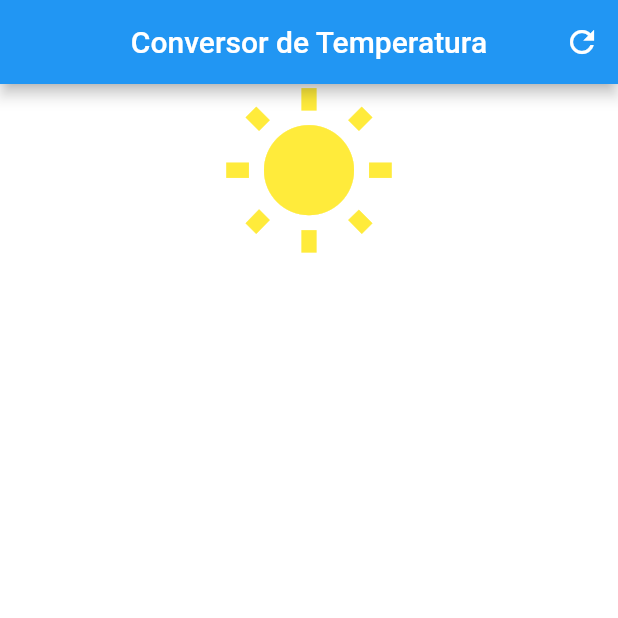
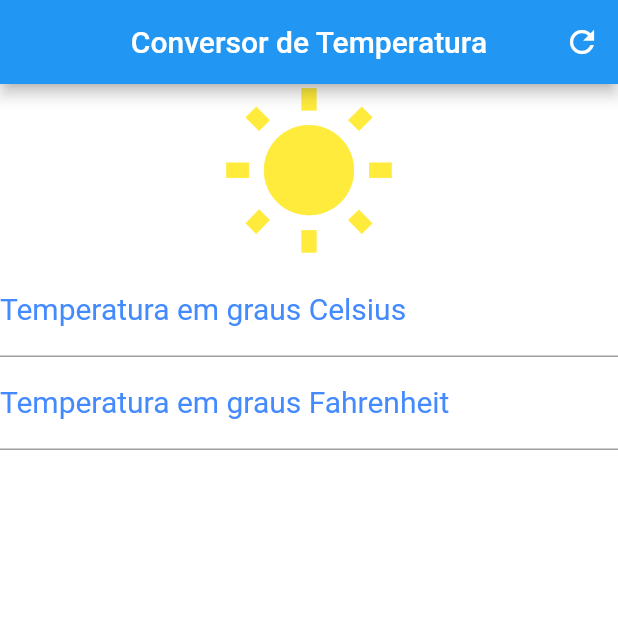
Before and after one commit to icarolopes/pos, a Flutter app: the screen it shows after launch, on a phone screen of 412 x 824 dp, the top half of it. Run offline on Flutter 3.47's test engine with Material 2 defaults, Android fonts, the phone set to English and light mode, and no system bars.

Commit message:
dois textField adicionada uma para celsius, e outro para Fahrenheit

```diff
--- a/conversor_temperatura/lib/main.dart
+++ b/conversor_temperatura/lib/main.dart
@@ -25,10 +25,35 @@ class _HomeState extends State<Home> {
     );
 
     Icon icon = Icon(Icons.wb_sunny, size: 120, color: Colors.yellow);
+
+    TextStyle styleDecoration = TextStyle(color: Colors.blueAccent, fontSize: 20);
+    TextStyle styleField = TextStyle(color: Colors.red);
+
+    TextField tempCelsius = TextField(
+      keyboardType: TextInputType.number,
+      decoration: InputDecoration(
+        labelText: "Temperatura em graus Celsius",
+        labelStyle: styleDecoration,
+      ),
+      textAlign: TextAlign.center,
+      style: styleField
+    );
+
+    TextField tempFahrenheit = TextField(
+      keyboardType: TextInputType.number,
+      decoration: InputDecoration(
+        labelText: "Temperatura em graus Fahrenheit",
+        labelStyle: styleDecoration,
+      ),
+      textAlign: TextAlign.center,
+      style: styleField
+    );
     Column column = Column(
       crossAxisAlignment: CrossAxisAlignment.stretch,
       children: <Widget> [
         icon,
+        tempCelsius,
+        tempFahrenheit
       ],
     );
 
```
